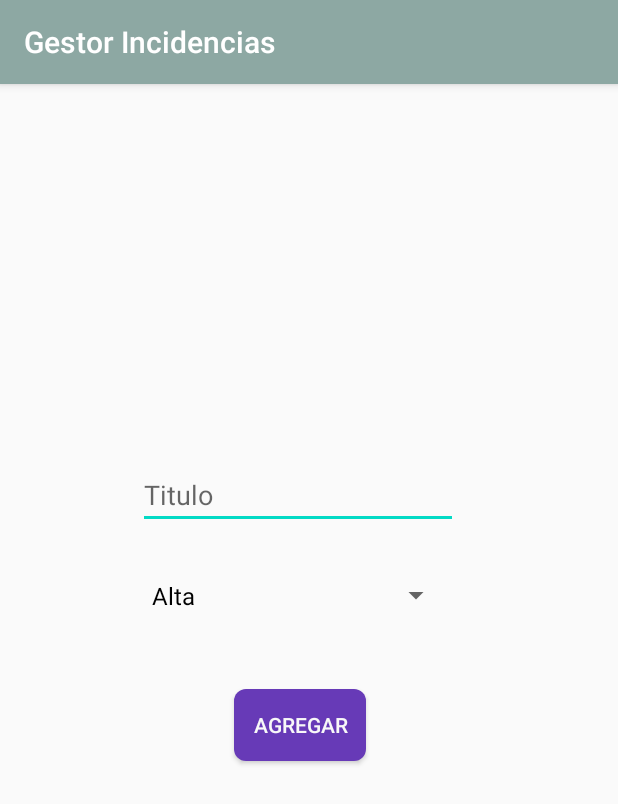
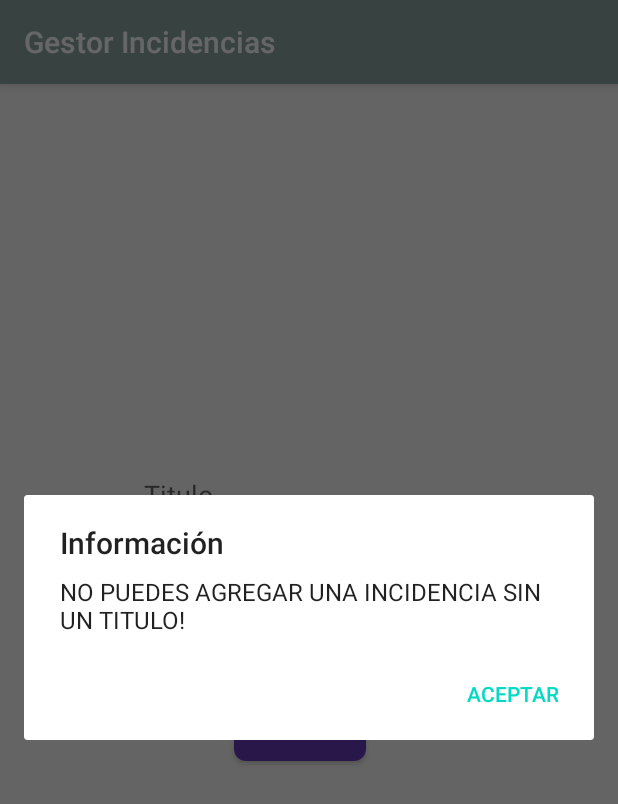
Before and after one commit to nessx/gestor-incidencias, an Android app: the fragment agregar shown on its own in the app's theme, after a tap on "AGREGAR", on a phone screen of 412 x 824 dp. Shown: the top 804 px of the screen. Run offline under Robolectric (Android 15) with nearby library versions, the phone set to English and light mode, and no system bars.

Commit message:
todo funcionando v2

```diff
--- a/app/src/main/java/com/example/gestor_incidencias/clases/agregar.java
+++ b/app/src/main/java/com/example/gestor_incidencias/clases/agregar.java
@@ -32,10 +32,11 @@ import java.util.List;
  */
 public class agregar extends Fragment {
     public Spinner prioridad;
+
     //Create the instance of dbHelper
     private IncidenciaDBHelper dbHelper;
     private SQLiteDatabase db;
-    ArrayList<incidencia> incidenciarr;
+    //
 
     public agregar() {
         // Required empty public constructor
@@ -67,11 +68,12 @@ public class agregar extends Fragment {
                 String prioritat = prioridad.getSelectedItem().toString();
                 EditText txtIncidencia = agregar.findViewById(R.id.txtincidencia);
                 String txtIncidenciaForm = txtIncidencia.getText().toString();
-
-                incidencia incidencia = new incidencia(txtIncidenciaForm, prioritat);
-
-                //INSERTANDO DATOS DENTRO DE LA BBDD
-                dbHelper.insertIncidencia(db,incidencia);
+                if (vacionulo(txtIncidenciaForm)){
+                    alert();
+                }else{
+                    incidencia i = new incidencia(txtIncidenciaForm, prioritat);
+                    dbHelper.insertIncidencia(db,i);
+                }
 
             }
         });
@@ -80,4 +82,22 @@ public class agregar extends Fragment {
         return agregar;
     }
 
+    public static boolean vacionulo(String str) {
+        if(str != null && !str.isEmpty())
+            return false;
+        return true;
+    }
+    void alert(){
+        AlertDialog.Builder alertDialogBuilder = new AlertDialog.Builder(getContext());
+        alertDialogBuilder.setTitle(R.string.dialog_cln_tl);
+        alertDialogBuilder
+                .setMessage(R.string.dialog_del_txtvacio)
+                .setCancelable(false)
+                .setNegativeButton(R.string.dialog_aceptar,new DialogInterface.OnClickListener() {
+                    public void onClick(DialogInterface dialog,int id) {
+                        dialog.cancel();
+                    }
+                }).create().show();
+    }
+
 }
--- a/app/src/main/java/com/example/gestor_incidencias/clases/listar.java
+++ b/app/src/main/java/com/example/gestor_incidencias/clases/listar.java
@@ -34,13 +34,17 @@ public class listar extends Fragment {
     @Override
     public View onCreateView(LayoutInflater inflater, ViewGroup container, Bundle savedInstanceState) {
 
+        //Creation of the dbHelper
+        dbHelper = new IncidenciaDBHelper(getContext());
+        db = dbHelper.getWritableDatabase();
+
         // Inflate the layout for this fragment
         View listar = inflater.inflate(R.layout.fragment_listar, container, false);
 
         RecyclerView recyclerView = (RecyclerView)listar.findViewById(R.id.recyclerView);
         recyclerView.setLayoutManager(new LinearLayoutManager(listar.getContext()));
 
-        RecyclerViewAdapter adapter = new RecyclerViewAdapter(this, ((iniciomenu)getActivity()).arrayIncidencies);
+        RecyclerViewAdapter adapter = new RecyclerViewAdapter(this, dbHelper.listIncidencia());
 
         recyclerView.setAdapter(adapter);
 
--- a/app/src/main/java/com/example/gestor_incidencias/clases/menu.java
+++ b/app/src/main/java/com/example/gestor_incidencias/clases/menu.java
@@ -10,6 +10,7 @@ import android.widget.Button;
 import android.widget.Toast;
 
 import androidx.appcompat.app.AlertDialog;
+import androidx.cardview.widget.CardView;
 import androidx.fragment.app.Fragment;
 import androidx.fragment.app.FragmentManager;
 import androidx.fragment.app.FragmentTransaction;
@@ -87,6 +88,7 @@ public class menu extends Fragment {
             }
         });
 
+
         return menu;
     }
 
@@ -102,8 +104,8 @@ public class menu extends Fragment {
                 .setCancelable(false)
                 .setPositiveButton(R.string.dialog_aceptar,new DialogInterface.OnClickListener() {
                     public void onClick(DialogInterface dialog,int id) {
-                        int numIncidencies = ((iniciomenu)getActivity()).arrayIncidencies.size();
-                        Toast toast = Toast.makeText(((iniciomenu)getActivity()).getApplicationContext(), String.valueOf(numIncidencies), Toast.LENGTH_SHORT);
+                        dbHelper.delete();
+                        Toast toast = Toast.makeText(((iniciomenu)getActivity()).getApplicationContext(), R.string.dialog_del_msg, Toast.LENGTH_SHORT);
                         toast.show();
                     }
                 })
--- a/app/src/main/res/layout/fragment_agregar.xml
+++ b/app/src/main/res/layout/fragment_agregar.xml
@@ -41,8 +41,8 @@ tools:context=".clases.agregar">
 
     <Spinner
         android:id="@+id/urgencia"
-        android:layout_width="208dp"
-        android:layout_height="47dp"
+        android:layout_width="233dp"
+        android:layout_height="54dp"
         android:outlineAmbientShadowColor="#000000"
         android:outlineSpotShadowColor="#000000"
         android:spinnerMode="dialog"
--- a/app/src/main/res/values/strings.xml
+++ b/app/src/main/res/values/strings.xml
@@ -10,6 +10,8 @@
     <string name="dialog_cancelar">Cancelar</string>
     <string name="dialog_cln_msg">Has seleccionado cancelar.</string>
     <string name="dialog_cln_tl">Información</string>
+    <string name="dialog_del_msg">Se han eliminado todas las incidencias correctamete!</string>
+    <string name="dialog_del_txtvacio">NO PUEDES AGREGAR UNA INCIDENCIA SIN UN TITULO!</string>
 
     <!-- LENGUAGE EN -->
 </resources>
```
Also changed, not shown: app/src/main/java/com/example/gestor_incidencias/clases/RecyclerViewAdapter.java (+9 -2 lines), app/src/main/java/com/example/gestor_incidencias/db/IncidenciaDBHelper.java (+22 -6 lines), app/src/main/res/layout/fragment_listar.xml (+9 -9 lines), app/src/main/res/layout/item_list.xml (+25 -24 lines).
